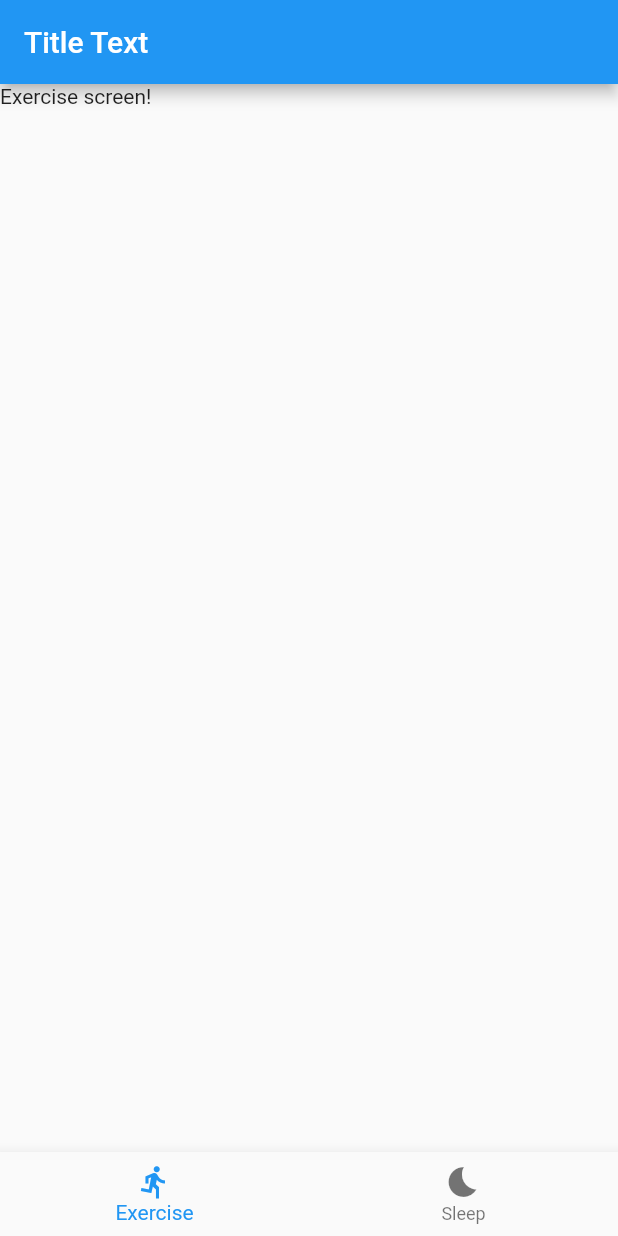
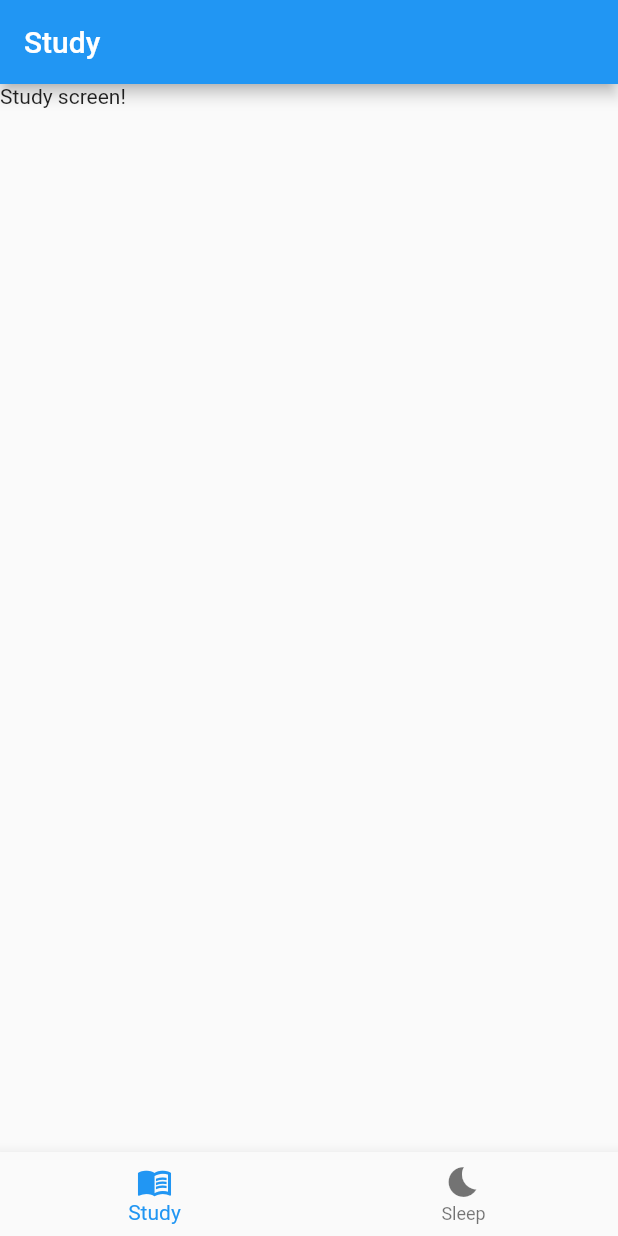
Before and after one commit to alexeastlake/study-timer-app, a Flutter app: the screen it shows after launch, on a phone screen of 412 x 824 dp. Run offline on Flutter 3.47's test engine with Material 2 defaults, Android fonts, the phone set to English and light mode, and no system bars.

Commit message:
Added Model and Controller files, changed to study

```diff
--- a/app/lib/ExerciseScreen.dart
+++ /dev/null
@@ -1,13 +0,0 @@
-// ignore_for_file: file_names
-import "package:flutter/material.dart";
-
-class ExerciseScreen extends StatelessWidget {
-  const ExerciseScreen({super.key});
-
-  @override
-  Widget build(BuildContext context) {
-    return const Scaffold(
-      body: Text("Exercise screen!"),
-    );
-  }
-}
--- a/app/lib/main.dart
+++ b/app/lib/main.dart
@@ -1,5 +1,6 @@
-import 'package:app/SleepScreen.dart';
-import 'package:app/exerciseScreen.dart';
+import 'package:app/utility/Controller.dart';
+import 'package:app/screens/SleepScreen.dart';
+import 'package:app/screens/StudyScreen.dart';
 import "package:flutter/material.dart";
 
 void main() {
@@ -17,7 +18,7 @@ class _AppState extends State<App> {
   int _selectedIndex = 0;
 
   static const List<Widget> _pageOptions = <Widget>[
-    ExerciseScreen(),
+    StudyScreen(),
     SleepScreen(),
   ];
 
@@ -31,17 +32,14 @@ class _AppState extends State<App> {
   Widget build(BuildContext context) {
     return MaterialApp(
       home: Scaffold(
-        appBar: AppBar(
-          title: const Text("Title Text"),
-        ),
         body: Container(
           child: _pageOptions.elementAt(_selectedIndex),
         ),
         bottomNavigationBar: BottomNavigationBar(
           items: const <BottomNavigationBarItem>[
             BottomNavigationBarItem(
-              icon: Icon(Icons.directions_run),
-              label: "Exercise",
+              icon: Icon(Icons.menu_book),
+              label: "Study",
             ),
             BottomNavigationBarItem(
               icon: Icon(Icons.bedtime),
--- a/app/lib/SleepScreen.dart
+++ b/app/lib/screens/SleepScreen.dart
@@ -6,8 +6,11 @@ class SleepScreen extends StatelessWidget {
 
   @override
   Widget build(BuildContext context) {
-    return const Scaffold(
-      body: Text("Sleep screen!"),
+    return Scaffold(
+      appBar: AppBar(
+        title: const Text("Sleep"),
+      ),
+      body: const Text("Sleep screen!"),
     );
   }
 }
--- /dev/null
+++ b/app/lib/screens/StudyScreen.dart
@@ -0,0 +1,16 @@
+// ignore_for_file: file_names
+import "package:flutter/material.dart";
+
+class StudyScreen extends StatelessWidget {
+  const StudyScreen({super.key});
+
+  @override
+  Widget build(BuildContext context) {
+    return Scaffold(
+      appBar: AppBar(
+          title: const Text("Study"),
+      ),
+      body: const Text("Study screen!"),
+    );
+  }
+}
--- /dev/null
+++ b/app/lib/utility/Controller.dart
@@ -0,0 +1,3 @@
+class Controller {
+
+}
--- /dev/null
+++ b/app/lib/utility/Model.dart
@@ -0,0 +1,3 @@
+class Model {
+
+}
--- a/app/pubspec.yaml
+++ b/app/pubspec.yaml
@@ -31,6 +31,7 @@ environment:
 dependencies:
   flutter:
     sdk: flutter
+  sensors_plus: ^1.2.2
 
 
   # The following adds the Cupertino Icons font to your application.
```
Also changed, not shown: app/pubspec.lock.
